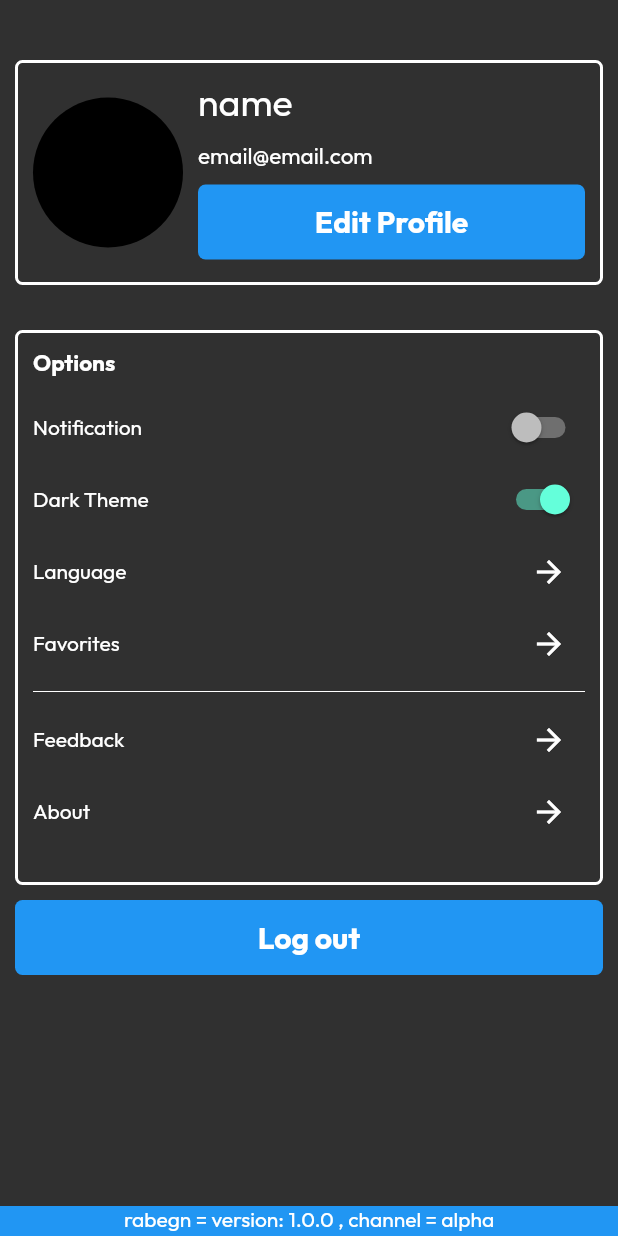
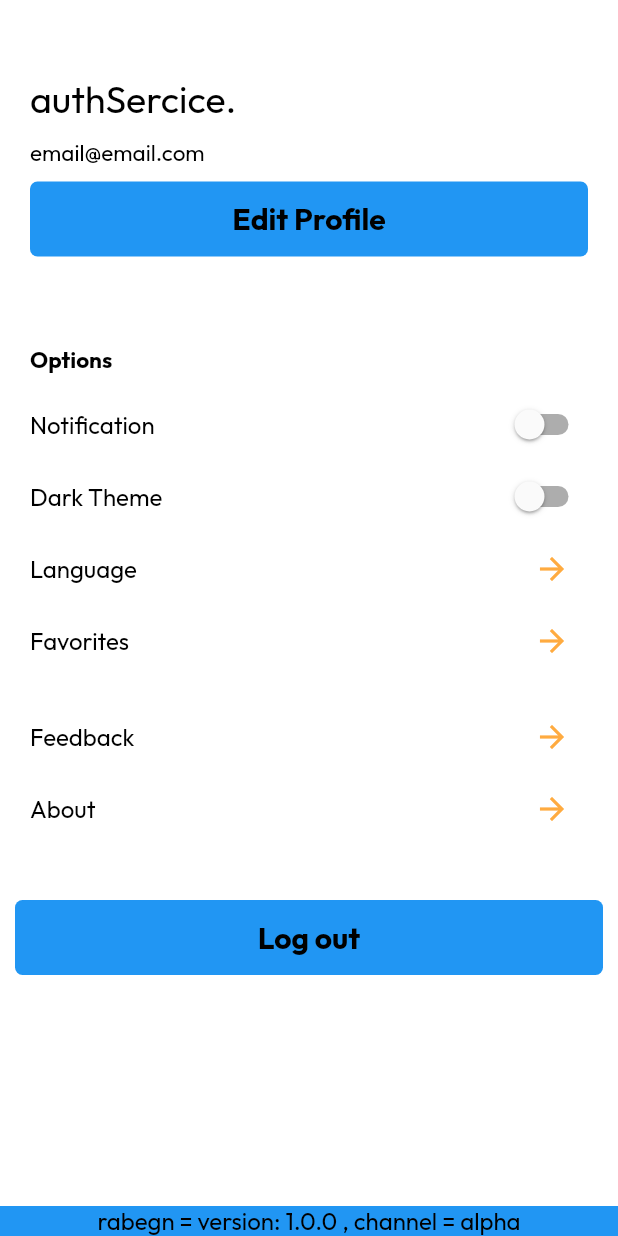
Before and after one commit to abdetaterefe/rabegn_old, a Flutter app: the ProfileScreen screen opened directly, on a phone screen of 412 x 824 dp. Run offline on Flutter 3.47's test engine with Material 2 defaults, Android fonts, the phone set to English and light mode, and no system bars; our stand-ins replace cached_network_image, cloud_firestore, firebase_auth, firebase_core, form_field_validator, shared_preferences; accounts and stored records are empty.

```diff
--- a/lib/screens/main_screen.dart
+++ b/lib/screens/main_screen.dart
@@ -23,6 +23,7 @@ class _MainScreenState extends State<MainScreen> {
     return Scaffold(
       body: pages[_currentIndex],
       bottomNavigationBar: BottomNavigationBar(
+        backgroundColor: Theme.of(context).backgroundColor,
         onTap: (value) {
           setState(() => _currentIndex = value);
         },
--- a/lib/screens/profile_screen.dart
+++ b/lib/screens/profile_screen.dart
@@ -2,6 +2,7 @@ import 'package:flutter/material.dart';
 import 'package:provider/provider.dart';
 import 'package:rabegn/widgets/custombutton.dart';
 
+import '../provider/theme_provider.dart';
 import '../services/auth_services.dart';
 
 class ProfileScreen extends StatelessWidget {
@@ -20,7 +21,37 @@ class ProfileScreen extends StatelessWidget {
                 const SizedBox(
                   height: 30,
                 ),
-                ProfileInfoWidget(context),
+                Container(
+                  width: MediaQuery.of(context).size.width,
+                  height: 150,
+                  padding: const EdgeInsets.all(10),
+                  decoration: BoxDecoration(
+                    borderRadius: BorderRadius.circular(5),
+                  ),
+                  child: Column(
+                    crossAxisAlignment: CrossAxisAlignment.start,
+                    children: [
+                      const Text(
+                        'authSercice.',
+                        style: TextStyle(fontSize: 25),
+                      ),
+                      const SizedBox(
+                        height: 10,
+                      ),
+                      const Text(
+                        'email@email.com',
+                        style: TextStyle(fontSize: 15),
+                      ),
+                      const SizedBox(
+                        height: 10,
+                      ),
+                      CustomButton(
+                        onTap: () {},
+                        buttonText: 'Edit Profile',
+                      ),
+                    ],
+                  ),
+                ),
                 const SizedBox(
                   height: 30,
                 ),
@@ -30,10 +61,6 @@ class ProfileScreen extends StatelessWidget {
                   padding: const EdgeInsets.all(10),
                   decoration: BoxDecoration(
                     borderRadius: BorderRadius.circular(5),
-                    border: Border.all(
-                      width: 2,
-                      color: Colors.white,
-                    ),
                   ),
                   child: Column(
                     crossAxisAlignment: CrossAxisAlignment.start,
@@ -58,8 +85,16 @@ class ProfileScreen extends StatelessWidget {
                       SingleSettingItem(
                         'Dark Theme',
                         Switch.adaptive(
-                          value: true,
-                          onChanged: (value) {},
+                          activeColor:
+                              Theme.of(context).appBarTheme.backgroundColor,
+                          activeTrackColor:
+                              Theme.of(context).textTheme.headline6!.color,
+                          value:
+                              Provider.of<ThemeProvider>(context).isDarkModeOn,
+                          onChanged: (booleanValue) {
+                            Provider.of<ThemeProvider>(context, listen: false)
+                                .updateTheme(booleanValue);
+                          },
                         ),
                       ),
                       SingleSettingItem(
@@ -142,52 +177,4 @@ class ProfileScreen extends StatelessWidget {
       ],
     );
   }
-
-  Container ProfileInfoWidget(BuildContext context) {
-    return Container(
-      width: MediaQuery.of(context).size.width,
-      height: 150,
-      padding: const EdgeInsets.all(10),
-      decoration: BoxDecoration(
-        borderRadius: BorderRadius.circular(5),
-        border: Border.all(
-          width: 2,
-          color: Colors.white,
-        ),
-      ),
-      child: Row(
-        mainAxisAlignment: MainAxisAlignment.center,
-        children: [
-          const CircleAvatar(
-            radius: 50,
-          ),
-          const SizedBox(
-            width: 10,
-          ),
-          Expanded(
-            child: Column(
-              crossAxisAlignment: CrossAxisAlignment.start,
-              children: [
-                const Text(
-                  'name',
-                  style: TextStyle(fontSize: 25),
-                ),
-                const SizedBox(
-                  height: 10,
-                ),
-                const Text(
-                  'email@email.com',
-                  style: TextStyle(fontSize: 15),
-                ),
-                const SizedBox(
-                  height: 10,
-                ),
-                CustomButton(onTap: () {}, buttonText: 'Edit Profile')
-              ],
-            ),
-          ),
-        ],
-      ),
-    );
-  }
 }
--- a/lib/wrapper.dart
+++ b/lib/wrapper.dart
@@ -1,7 +1,7 @@
 import 'package:flutter/material.dart';
 import 'package:provider/provider.dart';
 import 'package:rabegn/screens/login_screen.dart';
-import 'package:rabegn/screens/main_screen.dart';
+import 'package:rabegn/services/admin_validator.dart';
 
 import 'model/user_model.dart';
 import 'services/auth_services.dart';
@@ -17,7 +17,7 @@ class Wrapper extends StatelessWidget {
       builder: (_, AsyncSnapshot<User?> snapshot) {
         if (snapshot.connectionState == ConnectionState.active) {
           final User? user = snapshot.data;
-          return user == null ? LogInScreen() : const MainScreen();
+          return user == null ? LogInScreen() : const AdminValidator();
         } else {
           return const Scaffold(
             body: Center(
```
Also changed, not shown: lib/main.dart (+30 -10 lines), lib/screens/admin_profile.dart (added, +14 -0 lines).
